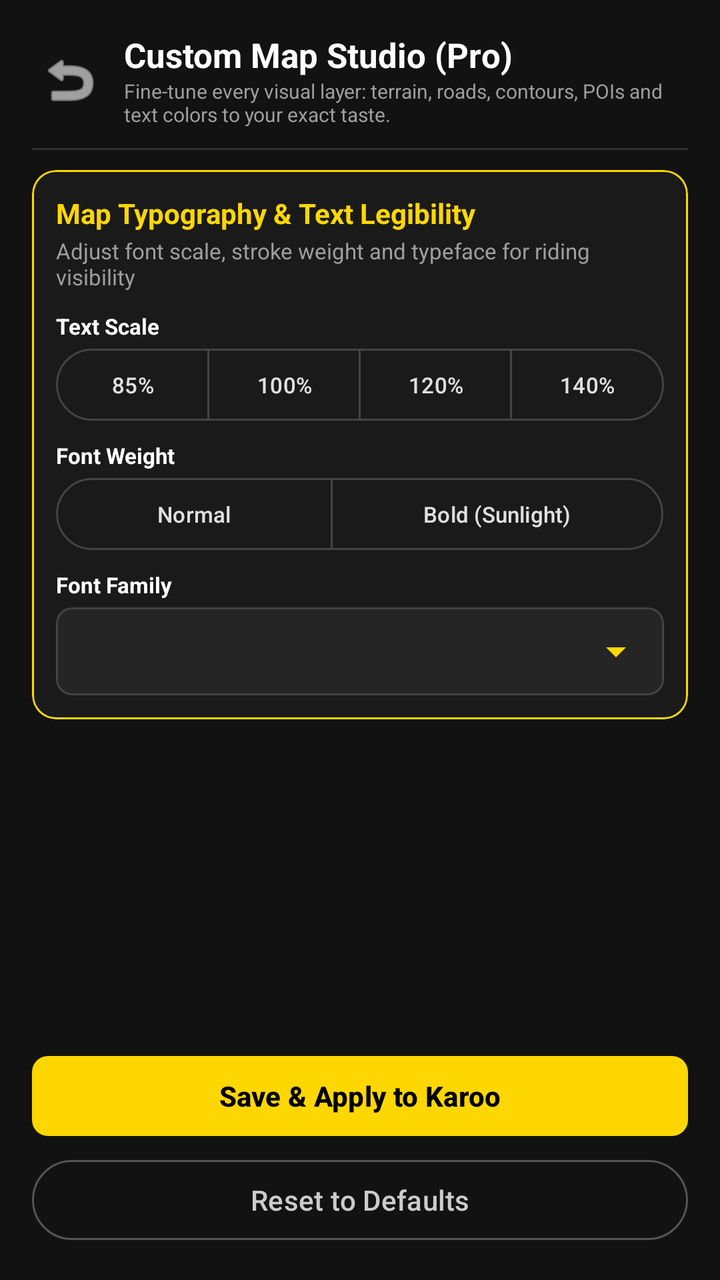
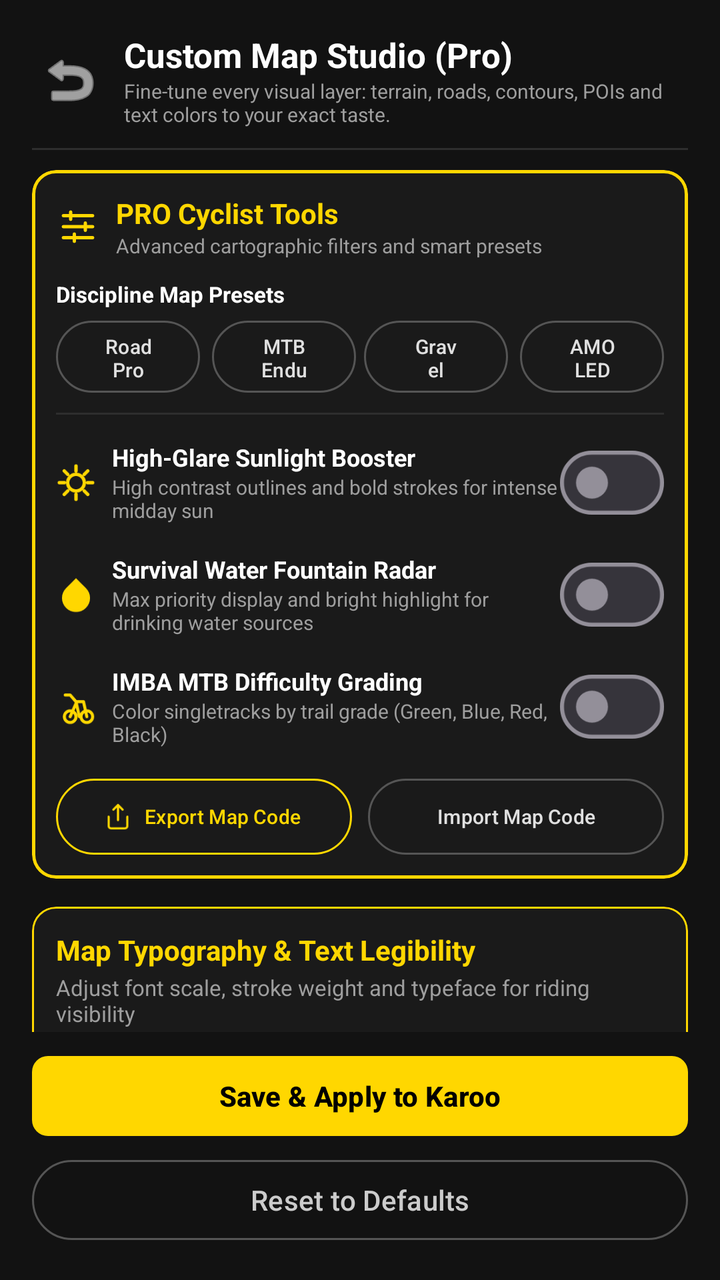

Before-and-after screenshots of an Android layout around one commit, followed by the original layout XML and the change that was made.
<!-- AndroidManifest.xml: application theme Theme.KarooTopoMaps -->
<!-- res/layout/activity_custom_editor.xml -->
<?xml version="1.0" encoding="utf-8"?>
<LinearLayout xmlns:android="http://schemas.android.com/apk/res/android"
    xmlns:app="http://schemas.android.com/apk/res-auto"
    android:layout_width="match_parent"
    android:layout_height="match_parent"
    android:orientation="vertical"
    android:background="#121212"
    android:padding="16dp">

    
    <androidx.core.widget.NestedScrollView
        android:layout_width="match_parent"
        android:layout_height="0dp"
        android:layout_weight="1"
        android:fillViewport="true">

        <LinearLayout
            android:layout_width="match_parent"
            android:layout_height="wrap_content"
            android:orientation="vertical">

            
            <LinearLayout
                android:layout_width="match_parent"
                android:layout_height="wrap_content"
                android:orientation="horizontal"
                android:gravity="center_vertical"
                android:layout_marginBottom="10dp">

                <ImageButton
                    android:id="@+id/btnBack"
                    android:layout_width="38dp"
                    android:layout_height="38dp"
                    android:background="?attr/selectableItemBackgroundBorderless"
                    android:src="@android:drawable/ic_menu_revert"
                    android:tint="#FFFFFF"
                    android:contentDescription="Back" />

                <LinearLayout
                    android:layout_width="0dp"
                    android:layout_height="wrap_content"
                    android:layout_weight="1"
                    android:layout_marginStart="8dp"
                    android:orientation="vertical">

                    <TextView
                        android:layout_width="match_parent"
                        android:layout_height="wrap_content"
                        android:text="@string/custom_theme_title"
                        android:textColor="#FFFFFF"
                        android:textSize="17sp"
                        android:textStyle="bold" />

                    <TextView
                        android:layout_width="match_parent"
                        android:layout_height="wrap_content"
                        android:text="@string/custom_theme_desc"
                        android:textColor="#9E9E9E"
                        android:textSize="10sp" />

                </LinearLayout>

            </LinearLayout>

            <View
                android:layout_width="match_parent"
                android:layout_height="1dp"
                android:layout_marginBottom="10dp"
                android:background="#2E2E2E" />

            
            <com.google.android.material.card.MaterialCardView
                android:id="@+id/cardTypography"
                android:layout_width="match_parent"
                android:layout_height="wrap_content"
                android:layout_marginBottom="14dp"
                app:cardBackgroundColor="#1A1A1A"
                app:cardCornerRadius="12dp"
                app:strokeColor="#FFD700"
                app:strokeWidth="1dp"
                app:cardElevation="0dp">

                <LinearLayout
                    android:layout_width="match_parent"
                    android:layout_height="wrap_content"
                    android:orientation="vertical"
                    android:padding="12dp">

                    <TextView
                        android:layout_width="match_parent"
                        android:layout_height="wrap_content"
                        android:text="@string/typography_card_title"
                        android:textColor="#FFD700"
                        android:textSize="14sp"
                        android:textStyle="bold" />

                    <TextView
                        android:layout_width="match_parent"
                        android:layout_height="wrap_content"
                        android:layout_marginTop="2dp"
                        android:layout_marginBottom="10dp"
                        android:text="@string/typography_card_desc"
                        android:textColor="#9E9E9E"
                        android:textSize="11sp" />

                    
                    <TextView
                        android:layout_width="match_parent"
                        android:layout_height="wrap_content"
                        android:text="@string/label_font_size"
                        android:textColor="#FFFFFF"
                        android:textSize="11sp"
                        android:textStyle="bold"
                        android:layout_marginBottom="4dp" />

                    <com.google.android.material.button.MaterialButtonToggleGroup
                        android:id="@+id/toggleFontSize"
                        android:layout_width="match_parent"
                        android:layout_height="wrap_content"
                        android:layout_marginBottom="10dp"
                        app:singleSelection="true"
                        app:selectionRequired="true">

                        <com.google.android.material.button.MaterialButton
                            android:id="@+id/btnSizeCompact"
                            style="@style/Widget.Material3.Button.OutlinedButton"
                            android:layout_width="0dp"
                            android:layout_height="36dp"
                            android:layout_weight="1"
                            android:paddingLeft="2dp"
                            android:paddingRight="2dp"
                            android:insetTop="0dp"
                            android:insetBottom="0dp"
                            android:text="85%"
                            android:textSize="11sp"
                            android:textColor="#E0E0E0"
                            app:strokeColor="#444444" />

                        <com.google.android.material.button.MaterialButton
                            android:id="@+id/btnSizeNormal"
                            style="@style/Widget.Material3.Button.OutlinedButton"
                            android:layout_width="0dp"
                            android:layout_height="36dp"
                            android:layout_weight="1"
                            android:paddingLeft="2dp"
                            android:paddingRight="2dp"
                            android:insetTop="0dp"
                            android:insetBottom="0dp"
                            android:text="100%"
                            android:textSize="11sp"
                            android:textColor="#E0E0E0"
                            app:strokeColor="#444444" />

                        <com.google.android.material.button.MaterialButton
                            android:id="@+id/btnSizeLarge"
                            style="@style/Widget.Material3.Button.OutlinedButton"
                            android:layout_width="0dp"
                            android:layout_height="36dp"
                            android:layout_weight="1"
                            android:paddingLeft="2dp"
                            android:paddingRight="2dp"
                            android:insetTop="0dp"
                            android:insetBottom="0dp"
                            android:text="120%"
                            android:textSize="11sp"
                            android:textColor="#E0E0E0"
                            app:strokeColor="#444444" />

                        <com.google.android.material.button.MaterialButton
                            android:id="@+id/btnSizeHuge"
                            style="@style/Widget.Material3.Button.OutlinedButton"
                            android:layout_width="0dp"
                            android:layout_height="36dp"
                            android:layout_weight="1"
                            android:paddingLeft="2dp"
                            android:paddingRight="2dp"
                            android:insetTop="0dp"
                            android:insetBottom="0dp"
                            android:text="140%"
                            android:textSize="11sp"
                            android:textColor="#E0E0E0"
                            app:strokeColor="#444444" />

                    </com.google.android.material.button.MaterialButtonToggleGroup>

                    
                    <TextView
                        android:layout_width="match_parent"
                        android:layout_height="wrap_content"
                        android:text="@string/label_font_weight"
                        android:textColor="#FFFFFF"
                        android:textSize="11sp"
                        android:textStyle="bold"
                        android:layout_marginBottom="4dp" />

                    <com.google.android.material.button.MaterialButtonToggleGroup
                        android:id="@+id/toggleFontWeight"
                        android:layout_width="match_parent"
                        android:layout_height="wrap_content"
                        android:layout_marginBottom="10dp"
                        app:singleSelection="true"
                        app:selectionRequired="true">

                        <com.google.android.material.button.MaterialButton
                            android:id="@+id/btnWeightNormal"
                            style="@style/Widget.Material3.Button.OutlinedButton"
                            android:layout_width="0dp"
                            android:layout_height="36dp"
                            android:layout_weight="1"
                            android:insetTop="0dp"
                            android:insetBottom="0dp"
                            android:text="@string/font_weight_normal"
                            android:textSize="11sp"
                            android:textColor="#E0E0E0"
                            app:strokeColor="#444444" />

                        <com.google.android.material.button.MaterialButton
                            android:id="@+id/btnWeightBold"
                            style="@style/Widget.Material3.Button.OutlinedButton"
                            android:layout_width="0dp"
                            android:layout_height="36dp"
                            android:layout_weight="1.2"
                            android:insetTop="0dp"
                            android:insetBottom="0dp"
                            android:text="@string/font_weight_bold"
                            android:textSize="11sp"
                            android:textColor="#E0E0E0"
                            app:strokeColor="#444444" />

                    </com.google.android.material.button.MaterialButtonToggleGroup>

                    
                    <TextView
                        android:layout_width="match_parent"
                        android:layout_height="wrap_content"
                        android:text="@string/label_font_family"
                        android:textColor="#FFFFFF"
                        android:textSize="11sp"
                        android:textStyle="bold"
                        android:layout_marginBottom="4dp" />

                    <com.google.android.material.card.MaterialCardView
                        android:layout_width="match_parent"
                        android:layout_height="44dp"
                        app:cardBackgroundColor="#252525"
                        app:cardCornerRadius="8dp"
                        app:strokeColor="#444444"
                        app:strokeWidth="1dp"
                        app:cardElevation="0dp">

                        <Spinner
                            android:id="@+id/spinnerFontFamily"
                            android:layout_width="match_parent"
                            android:layout_height="match_parent"
                            android:paddingStart="8dp"
                            android:paddingEnd="8dp"
                            android:backgroundTint="#FFD700"
                            android:popupBackground="#1E1E1E" />

                    </com.google.android.material.card.MaterialCardView>

                </LinearLayout>

            </com.google.android.material.card.MaterialCardView>

            <LinearLayout
                android:id="@+id/customElementsContainer"
                android:layout_width="match_parent"
                android:layout_height="wrap_content"
                android:orientation="vertical" />

        </LinearLayout>

    </androidx.core.widget.NestedScrollView>

    
    <LinearLayout
        android:layout_width="match_parent"
        android:layout_height="wrap_content"
        android:orientation="vertical"
        android:layout_marginTop="8dp">

        <com.google.android.material.button.MaterialButton
            android:id="@+id/btnSaveAndApply"
            android:layout_width="match_parent"
            android:layout_height="wrap_content"
            android:text="@string/btn_save_apply"
            android:textColor="#000000"
            android:textStyle="bold"
            app:backgroundTint="#FFD700"
            app:cornerRadius="8dp" />

        <com.google.android.material.button.MaterialButton
            android:id="@+id/btnResetDefaults"
            style="@style/Widget.Material3.Button.OutlinedButton"
            android:layout_width="match_parent"
            android:layout_height="wrap_content"
            android:layout_marginTop="4dp"
            android:text="@string/btn_reset_defaults"
            android:textColor="#CCCCCC"
            app:strokeColor="#555555" />

    </LinearLayout>

</LinearLayout>
<!-- resources referenced by this layout -->
<resources>
  <string name="font_weight_normal">Normal</string>
  <string name="label_font_family">Font Family</string>
  <string name="label_font_size">Text Scale</string>
  <string name="label_font_weight">Font Weight</string>
  <!-- unchanged entries left out for length: 8 -->
</resources>

<!-- the commit's change to res/layout/activity_custom_editor.xml (unified diff, before → after) -->
@@ -67,6 +67,324 @@
                 android:layout_height="1dp"
                 android:layout_marginBottom="10dp"
                 android:background="#2E2E2E" />
+
+            
+            <com.google.android.material.card.MaterialCardView
+                android:id="@+id/cardProTools"
+                android:layout_width="match_parent"
+                android:layout_height="wrap_content"
+                android:layout_marginBottom="14dp"
+                app:cardBackgroundColor="#1A1A1A"
+                app:cardCornerRadius="12dp"
+                app:strokeColor="#FFD700"
+                app:strokeWidth="1.5dp"
+                app:cardElevation="0dp">
+
+                <LinearLayout
+                    android:layout_width="match_parent"
+                    android:layout_height="wrap_content"
+                    android:orientation="vertical"
+                    android:padding="12dp">
+
+                    <LinearLayout
+                        android:layout_width="match_parent"
+                        android:layout_height="wrap_content"
+                        android:orientation="horizontal"
+                        android:gravity="center_vertical">
+
+                        <ImageView
+                            android:layout_width="22dp"
+                            android:layout_height="22dp"
+                            android:src="@drawable/ic_gis_presets"
+                            android:tint="#FFD700"
+                            android:layout_marginEnd="8dp" />
+
+                        <LinearLayout
+                            android:layout_width="0dp"
+                            android:layout_height="wrap_content"
+                            android:layout_weight="1"
+                            android:orientation="vertical">
+
+                            <TextView
+                                android:layout_width="match_parent"
+                                android:layout_height="wrap_content"
+                                android:text="@string/pro_tools_title"
+                                android:textColor="#FFD700"
+                                android:textSize="14sp"
+                                android:textStyle="bold" />
+
+                            <TextView
+                                android:layout_width="match_parent"
+                                android:layout_height="wrap_content"
+                                android:text="@string/pro_tools_desc"
+                                android:textColor="#9E9E9E"
+                                android:textSize="10sp" />
+
+                        </LinearLayout>
+
+                    </LinearLayout>
+
+                    
+                    <TextView
+                        android:layout_width="match_parent"
+                        android:layout_height="wrap_content"
+                        android:text="@string/preset_discipline_title"
+                        android:textColor="#FFFFFF"
+                        android:textSize="11sp"
+                        android:textStyle="bold"
+                        android:layout_marginTop="10dp"
+                        android:layout_marginBottom="6dp" />
+
+                    <LinearLayout
+                        android:layout_width="match_parent"
+                        android:layout_height="wrap_content"
+                        android:orientation="horizontal">
+
+                        <com.google.android.material.button.MaterialButton
+                            android:id="@+id/btnPresetRoad"
+                            style="@style/Widget.Material3.Button.OutlinedButton"
+                            android:layout_width="0dp"
+                            android:layout_height="36dp"
+                            android:layout_weight="1"
+                            android:layout_marginEnd="4dp"
+                            android:insetTop="0dp"
+                            android:insetBottom="0dp"
+                            android:text="@string/preset_road"
+                            android:textSize="10sp"
+                            android:textColor="#E0E0E0"
+                            app:strokeColor="#555555" />
+
+                        <com.google.android.material.button.MaterialButton
+                            android:id="@+id/btnPresetMtb"
+                            style="@style/Widget.Material3.Button.OutlinedButton"
+                            android:layout_width="0dp"
+                            android:layout_height="36dp"
+                            android:layout_weight="1"
+                            android:layout_marginStart="2dp"
+                            android:layout_marginEnd="2dp"
+                            android:insetTop="0dp"
+                            android:insetBottom="0dp"
+                            android:text="@string/preset_mtb"
+                            android:textSize="10sp"
+                            android:textColor="#E0E0E0"
+                            app:strokeColor="#555555" />
+
+                        <com.google.android.material.button.MaterialButton
+                            android:id="@+id/btnPresetGravel"
+                            style="@style/Widget.Material3.Button.OutlinedButton"
+                            android:layout_width="0dp"
+                            android:layout_height="36dp"
+                            android:layout_weight="1"
+                            android:layout_marginStart="2dp"
+                            android:layout_marginEnd="2dp"
+                            android:insetTop="0dp"
+                            android:insetBottom="0dp"
+                            android:text="@string/preset_gravel"
+                            android:textSize="10sp"
+                            android:textColor="#E0E0E0"
+                            app:strokeColor="#555555" />
+
+                        <com.google.android.material.button.MaterialButton
+                            android:id="@+id/btnPresetDark"
+                            style="@style/Widget.Material3.Button.OutlinedButton"
+                            android:layout_width="0dp"
+                            android:layout_height="36dp"
+                            android:layout_weight="1"
+                            android:layout_marginStart="4dp"
+                            android:insetTop="0dp"
+                            android:insetBottom="0dp"
+                            android:text="@string/preset_dark"
+                            android:textSize="10sp"
+                            android:textColor="#E0E0E0"
+                            app:strokeColor="#555555" />
+
+                    </LinearLayout>
+
+                    <View
+                        android:layout_width="match_parent"
+                        android:layout_height="1dp"
+                        android:layout_marginTop="10dp"
+                        android:layout_marginBottom="10dp"
+                        android:background="#2E2E2E" />
+
+                    
+                    <LinearLayout
+                        android:layout_width="match_parent"
+                        android:layout_height="wrap_content"
+                        android:orientation="horizontal"
+                        android:gravity="center_vertical"
+                        android:layout_marginBottom="8dp">
+
+                        <ImageView
+                            android:layout_width="20dp"
+                            android:layout_height="20dp"
+                            android:src="@drawable/ic_gis_sun"
+                            android:tint="#FFD700"
+                            android:layout_marginEnd="8dp" />
+
+                        <LinearLayout
+                            android:layout_width="0dp"
+                            android:layout_height="wrap_content"
+                            android:layout_weight="1"
+                            android:orientation="vertical">
+
+                            <TextView
+                                android:layout_width="match_parent"
+                                android:layout_height="wrap_content"
+                                android:text="@string/pro_sunlight_title"
+                                android:textColor="#FFFFFF"
+                                android:textSize="12sp"
+                                android:textStyle="bold" />
+
+                            <TextView
+                                android:layout_width="match_parent"
+                                android:layout_height="wrap_content"
+                                android:text="@string/pro_sunlight_desc"
+                                android:textColor="#9E9E9E"
+                                android:textSize="10sp" />
+
+                        </LinearLayout>
+
+                        <com.google.android.material.materialswitch.MaterialSwitch
+                            android:id="@+id/switchSunlightBooster"
+                            android:layout_width="wrap_content"
+                            android:layout_height="wrap_content" />
+
+                    </LinearLayout>
+
+                    
+                    <LinearLayout
+                        android:layout_width="match_parent"
+                        android:layout_height="wrap_content"
+                        android:orientation="horizontal"
+                        android:gravity="center_vertical"
+                        android:layout_marginBottom="8dp">
+
+                        <ImageView
+                            android:layout_width="20dp"
+                            android:layout_height="20dp"
+                            android:src="@drawable/ic_gis_fountain"
+                            android:tint="#FFD700"
+                            android:layout_marginEnd="8dp" />
+
+                        <LinearLayout
+                            android:layout_width="0dp"
+                            android:layout_height="wrap_content"
+                            android:layout_weight="1"
+                            android:orientation="vertical">
+
+                            <TextView
+                                android:layout_width="match_parent"
+                                android:layout_height="wrap_content"
+                                android:text="@string/pro_water_title"
+                                android:textColor="#FFFFFF"
+                                android:textSize="12sp"
+                                android:textStyle="bold" />
+
+                            <TextView
+                                android:layout_width="match_parent"
+                                android:layout_height="wrap_content"
+                                android:text="@string/pro_water_desc"
+                                android:textColor="#9E9E9E"
+                                android:textSize="10sp" />
+
+                        </LinearLayout>
+
+                        <com.google.android.material.materialswitch.MaterialSwitch
+                            android:id="@+id/switchWaterRadar"
+                            android:layout_width="wrap_content"
+                            android:layout_height="wrap_content" />
+
+                    </LinearLayout>
+
+                    
+                    <LinearLayout
+                        android:layout_width="match_parent"
+                        android:layout_height="wrap_content"
+                        android:orientation="horizontal"
+                        android:gravity="center_vertical"
+                        android:layout_marginBottom="8dp">
+
+                        <ImageView
+                            android:layout_width="20dp"
+                            android:layout_height="20dp"
+                            android:src="@drawable/ic_gis_mtb"
+                            android:tint="#FFD700"
+                            android:layout_marginEnd="8dp" />
+
+                        <LinearLayout
+                            android:layout_width="0dp"
+                            android:layout_height="wrap_content"
+                            android:layout_weight="1"
+                            android:orientation="vertical">
+
+                            <TextView
+                                android:layout_width="match_parent"
+                                android:layout_height="wrap_content"
+                                android:text="@string/pro_mtb_grades_title"
+                                android:textColor="#FFFFFF"
+                                android:textSize="12sp"
+                                android:textStyle="bold" />
+
+                            <TextView
+                                android:layout_width="match_parent"
+                                android:layout_height="wrap_content"
+                                android:text="@string/pro_mtb_grades_desc"
+                                android:textColor="#9E9E9E"
+                                android:textSize="10sp" />
+
+                        </LinearLayout>
+
+                        <com.google.android.material.materialswitch.MaterialSwitch
+                            android:id="@+id/switchMtbGrades"
+                            android:layout_width="wrap_content"
+                            android:layout_height="wrap_content" />
+
+                    </LinearLayout>
+
+                    
+                    <LinearLayout
+                        android:layout_width="match_parent"
+                        android:layout_height="wrap_content"
+                        android:orientation="horizontal"
+                        android:layout_marginTop="4dp">
+
+                        <com.google.android.material.button.MaterialButton
+                            android:id="@+id/btnExportProfile"
+                            style="@style/Widget.Material3.Button.OutlinedButton"
+                            android:layout_width="0dp"
+                            android:layout_height="38dp"
+                            android:layout_weight="1"
+                            android:layout_marginEnd="4dp"
+                            android:insetTop="0dp"
+                            android:insetBottom="0dp"
+                            android:text="@string/btn_export_profile"
+                            android:textSize="10sp"
+                            android:textColor="#FFD700"
+                            app:icon="@drawable/ic_gis_export"
+                            app:iconSize="14dp"
+                            app:iconTint="#FFD700"
+                            app:strokeColor="#FFD700" />
+
+                        <com.google.android.material.button.MaterialButton
+                            android:id="@+id/btnImportProfile"
+                            style="@style/Widget.Material3.Button.OutlinedButton"
+                            android:layout_width="0dp"
+                            android:layout_height="38dp"
+                            android:layout_weight="1"
+                            android:layout_marginStart="4dp"
+                            android:insetTop="0dp"
+                            android:insetBottom="0dp"
+                            android:text="@string/btn_import_profile"
+                            android:textSize="10sp"
+                            android:textColor="#E0E0E0"
+                            app:strokeColor="#555555" />
+
+                    </LinearLayout>
+
+                </LinearLayout>
+
+            </com.google.android.material.card.MaterialCardView>
 
             
             <com.google.android.material.card.MaterialCardView
<!-- resource entries referenced after the edit -->
@@ -1,9 +1,96 @@
 <!-- resources referenced by this layout -->
 <resources>
+  <!-- drawable ic_gis_export (drawable) -->
+  <vector xmlns:android="http://schemas.android.com/apk/res/android"
+      android:width="20dp"
+      android:height="20dp"
+      android:viewportWidth="24"
+      android:viewportHeight="24">
+      
+      <path
+          android:fillColor="#00000000"
+          android:strokeColor="#FFD700"
+          android:strokeWidth="1.8"
+          android:strokeLineCap="round"
+          android:strokeLineJoin="round"
+          android:pathData="M4,12v8a2,2 0 0,0 2,2h12a2,2 0 0,0 2,-2v-8M16,6l-4,-4 -4,4M12,2v13"/>
+  </vector>
+  <!-- drawable ic_gis_fountain (drawable) -->
+  <vector xmlns:android="http://schemas.android.com/apk/res/android"
+      android:width="20dp"
+      android:height="20dp"
+      android:viewportWidth="24"
+      android:viewportHeight="24">
+      
+      <path
+          android:fillColor="#FFD700"
+          android:strokeColor="#FFD700"
+          android:strokeWidth="0.8"
+          android:pathData="M12,2.69l5.66,5.66a8,8 0 1,1 -11.31,0z"/>
+  </vector>
+  <!-- drawable ic_gis_mtb (drawable) -->
+  <vector xmlns:android="http://schemas.android.com/apk/res/android"
+      android:width="20dp"
+      android:height="20dp"
+      android:viewportWidth="24"
+      android:viewportHeight="24">
+      
+      <path
+          android:fillColor="#00000000"
+          android:strokeColor="#FFD700"
+          android:strokeWidth="1.8"
+          android:strokeLineCap="round"
+          android:strokeLineJoin="round"
+          android:pathData="M5,18a3.5,3.5 0 1,0 7,0a3.5,3.5 0 1,0 -7,0M15,18a3.5,3.5 0 1,0 7,0a3.5,3.5 0 1,0 -7,0M8.5,18l4,-9l4,0M12,9l-3.5,-4h-3M16.5,9l2,9M12,9l2,9"/>
+  </vector>
+  <!-- drawable ic_gis_presets (drawable) -->
+  <vector xmlns:android="http://schemas.android.com/apk/res/android"
+      android:width="20dp"
+      android:height="20dp"
+      android:viewportWidth="24"
+      android:viewportHeight="24">
+      
+      <path
+          android:fillColor="#00000000"
+          android:strokeColor="#FFD700"
+          android:strokeWidth="1.8"
+          android:strokeLineCap="round"
+          android:strokeLineJoin="round"
+          android:pathData="M4,6h16M4,12h16M4,18h16M8,4v4M16,10v4M10,16v4"/>
+  </vector>
+  <!-- drawable ic_gis_sun (drawable) -->
+  <vector xmlns:android="http://schemas.android.com/apk/res/android"
+      android:width="20dp"
+      android:height="20dp"
+      android:viewportWidth="24"
+      android:viewportHeight="24">
+      
+      <path
+          android:fillColor="#00000000"
+          android:strokeColor="#FFD700"
+          android:strokeWidth="2"
+          android:strokeLineCap="round"
+          android:pathData="M12,7c-2.76,0 -5,2.24 -5,5s2.24,5 5,5 5,-2.24 5,-5 -2.24,-5 -5,-5zM12,2v3M12,19v3M2,12h3M19,12h3M4.93,4.93l2.12,2.12M16.95,16.95l2.12,2.12M4.93,19.07l2.12,-2.12M16.95,7.05l2.12,-2.12"/>
+  </vector>
+  <string name="btn_export_profile">Export Map Code</string>
+  <string name="btn_import_profile">Import Map Code</string>
   <string name="font_weight_normal">Normal</string>
   <string name="label_font_family">Font Family</string>
   <string name="label_font_size">Text Scale</string>
   <string name="label_font_weight">Font Weight</string>
+  <string name="preset_dark">AMOLED Dark</string>
+  <string name="preset_discipline_title">Discipline Map Presets</string>
+  <string name="preset_gravel">Gravel Pro</string>
+  <string name="preset_mtb">MTB Enduro</string>
+  <string name="preset_road">Road Pro</string>
+  <string name="pro_mtb_grades_desc">Color singletracks by trail grade (Green, Blue, Red, Black)</string>
+  <string name="pro_mtb_grades_title">IMBA MTB Difficulty Grading</string>
+  <string name="pro_sunlight_desc">High contrast outlines and bold strokes for intense midday sun</string>
+  <string name="pro_sunlight_title">High-Glare Sunlight Booster</string>
+  <string name="pro_tools_desc">Advanced cartographic filters and smart presets</string>
+  <string name="pro_tools_title">PRO Cyclist Tools</string>
+  <string name="pro_water_desc">Max priority display and bright highlight for drinking water sources</string>
+  <string name="pro_water_title">Survival Water Fountain Radar</string>
   <!-- unchanged entries left out for length: 8 -->
 </resources>
 
